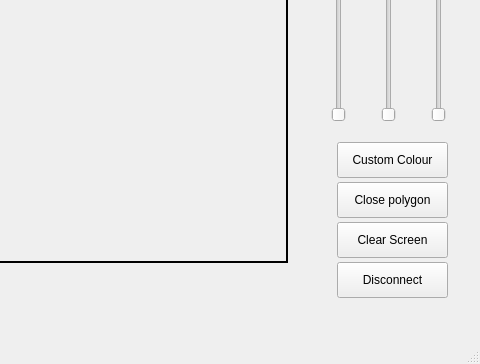
The window that CG/A4/mainwindow.ui (rutujadhanawade/BE_Comp) describes before a commit, drawn with Qt 5; both pictures show x 233 to 713 and y 115 to 479 of the 713 by 479 pixel window.
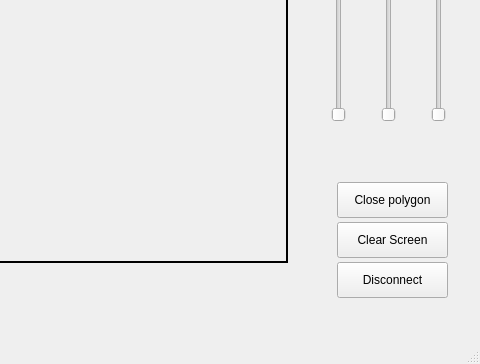
The same window after the commit.

Diff of the .ui file:
```diff
--- a/CG/A4/mainwindow.ui
+++ b/CG/A4/mainwindow.ui
@@ -42,26 +42,7 @@
      <number>3</number>
     </property>
     <property name="text">
-     <string>                                                       </string>
-    </property>
-   </widget>
-   <widget class="QPushButton" name="pushButton">
-    <property name="geometry">
-     <rect>
-      <x>570</x>
-      <y>240</y>
-      <width>111</width>
-      <height>36</height>
-     </rect>
-    </property>
-    <property name="autoFillBackground">
-     <bool>true</bool>
-    </property>
-    <property name="text">
-     <string>Custom Colour</string>
-    </property>
-    <property name="shortcut">
-     <string>Ctrl+Z</string>
+     <string/>
     </property>
    </widget>
    <widget class="QPushButton" name="pushButton_2">
```
Left out of the diff: 2 changed lines with no effect on the pictures.
